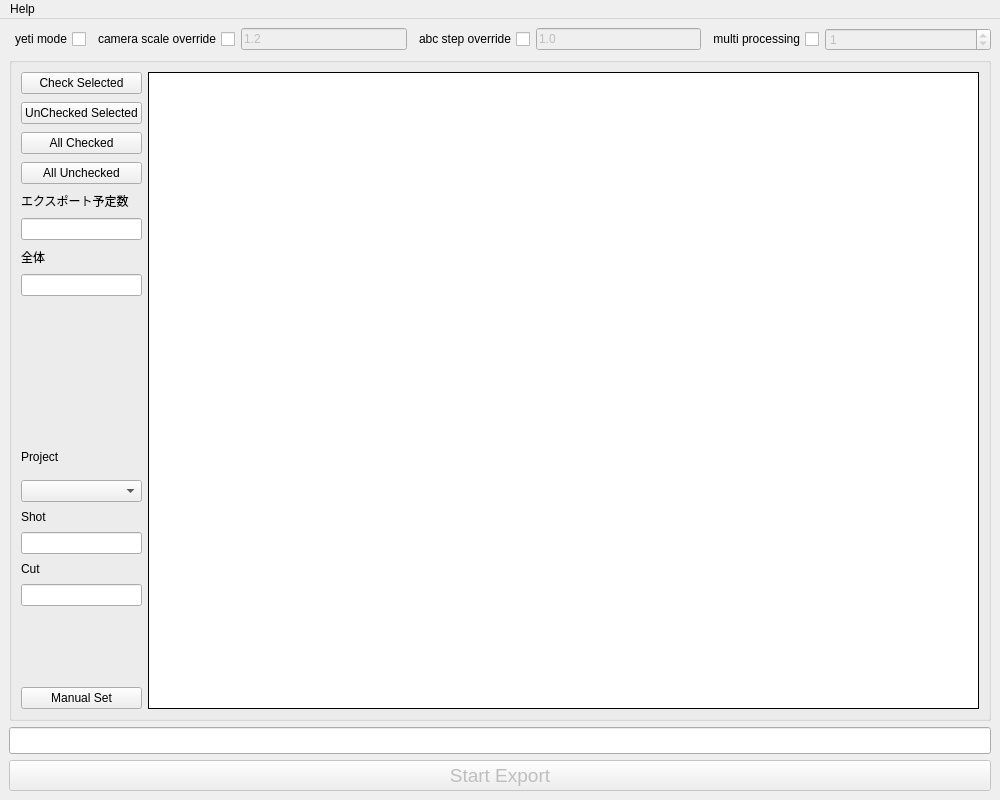
The window that pycode/gui.ui (n-designdev/ND_AssetExporter) describes before a commit, drawn with Qt 5.
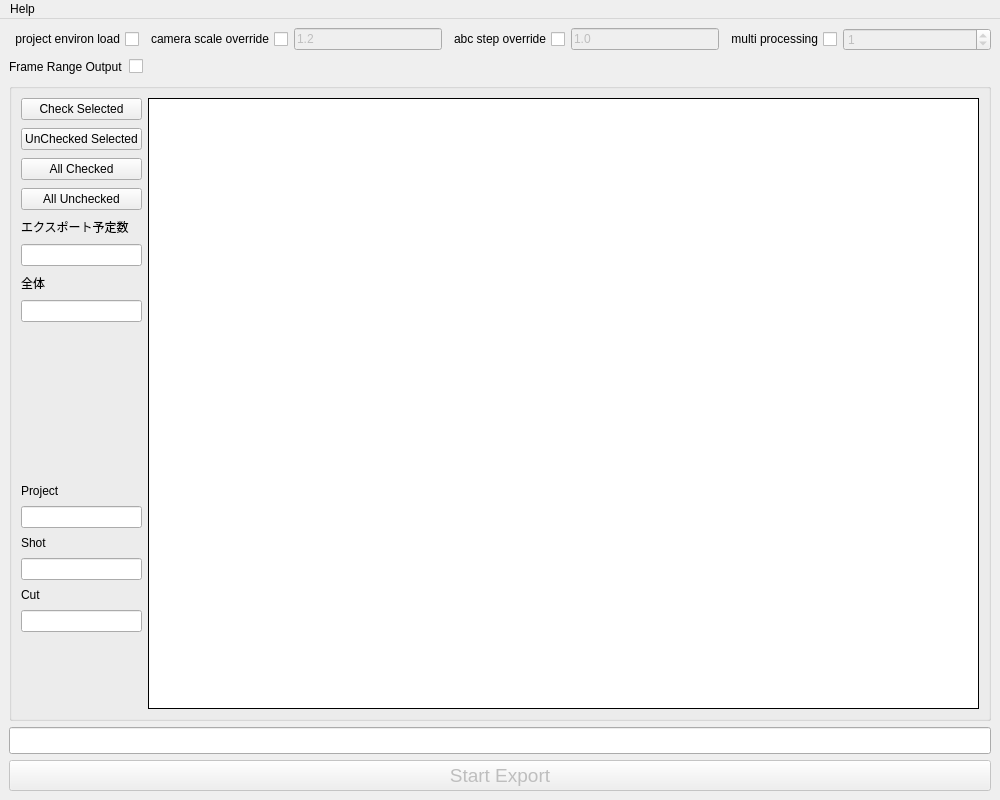
The same window after the commit.

Commit message: FrameRange追加、sequenceも参照するように変更

Diff of the .ui file:
```diff
--- a/pycode/gui.ui
+++ b/pycode/gui.ui
@@ -19,6 +19,81 @@
   <property name="windowTitle">
    <string>MainWindow</string>
   </property>
+  <property name="styleSheet">
+   <string notr="true">QDialog{background-color: rgb(38, 38, 38); color: rgb(200, 200, 200);}
+QMainWindow{background-color: rgb(38, 38, 38); color: rgb(200, 200, 200);}
+QMenuBar{background-color: rgb(18, 18, 38); color: rgb(200, 200, 200);}
+QMenuBar::item{background-color: rgb(18, 18, 38); color: rgb(200, 200, 200);}
+QMenu::item:selected{background-color: rgb(0, 100, 100); color: rgb(200, 200, 200);}
+QLabel{color: rgb(200, 200, 200)}
+QMenu{background-color: rgb(60, 60, 60); color: rgb(220, 220, 220)}
+#QPushButton{background-color: rgb(20, 20, 20); color: rgb(200, 200, 200);border-style: outset}
+#QPushButton:pressed{background-color: rgb(180, 180, 180)}
+
+QPushButton{
+padding: 0.5em 1em;
+text-decoration: none;
+background: #353535; color: #FFF;
+}
+
+QDateTimeEdit{background-color:   rgb(50, 50, 50); color: rgb(200, 200, 200);}
+
+QLineEdit{background-color:   rgb(50, 50, 50); color: rgb(200, 200, 200);}
+QPlainTextEdit{background-color:   rgb(50, 50, 50); color: rgb(200, 200, 200);}
+QListWidget{background-color: rgb(18, 18, 38); color: rgb(200, 200, 200);}
+QListWidget::item::selected{background-color: rgb(150, 150, 150); color: rgb(30, 30, 30);}
+QComboBox{background-color:   rgb(18, 18, 38); color: rgb(200, 200, 200);}
+QSpinBox{background-color:   rgb(50, 50, 50); color: rgb(200, 200, 200);}
+QTextEdit{background-color:   rgb(18, 18, 38); color: rgb(200, 200, 200);}
+QComboBox{background-color:   rgb(50, 50, 50); color: rgb(200, 200, 200);}
+QRadioButton{background-color:   rgba(50, 50, 50, 0%); color: rgb(200, 200, 200);}
+QTableWidget{background-color:   rgb(48, 48, 48); color: rgb(200, 200, 200);  alternate-background-color: rgb(68, 68, 68)}
+QProgressBar{text-align: center}
+QTableWidget&gt;QHeaderView::section{background-color:  rgb(68, 68, 68); color: rgb(200, 200, 200);border: 1px solid black	}
+QTableWidget::item::selected{background-color:   rgb(120, 120, 80); color: rgb(200, 200, 200);}
+QCheckBox{background-color:   rgba(18, 18, 38, 0%); color: rgb(200, 200, 200);}
+QGroupBox{background-color:   rgb(80, 80, 80); color: rgb(200, 200, 200);border: 1px solid gray;}
+
+QGroupBox::title { background-color: transparent; subcontrol-position: top left;padding:3 5px;}
+
+QTreeWidget&gt;QHeaderView::section{background-color:  rgb(42, 42, 42); color: rgb(200, 200, 200);}
+QTreeWidget{background-color:   rgb(48, 48, 48); color: rgb(200, 200, 200);  alternate-background-color: rgb(18, 18, 38)}
+QTreeWidget::item::selected{background-color:   rgb(80, 80, 80); color: rgb(200, 200, 200);}
+QTabWidget::pane {
+    border: 2px;
+    top: 0.1em;
+    position: absolute;
+    background-color: rgb(38, 42, 52)
+
+    }
+
+QTabBar:tab {
+    border: 1px solid #8d7c7c;
+    padding: 2px 6px 2px 6px;}
+QTabBar::tab:selected, QTabBar::tab:hover, QTabBar::checkable {
+     background: qlineargradient(x1: 0, y1: 0, x2: 0, y2: 1,
+                                 stop: 0 #fafafa, stop: 0.4 #f4f4f4,
+                                 stop: 0.5 #e7e7e7, stop: 1.0 #fafafa);
+ }
+QTabBar {
+    background: #222;
+    color: rgb(242, 133, 66);
+    border-radius: 0;
+    border: 2px solid #222;
+}
+
+
+QScrollBar::vertical {border: 0px; background: rgb(220, 220, 200); width: 10px;}
+QScrollBar::add-page::vertical {background:  rgb(54, 54, 54); subcontrol-position: top; subcontrol-origin: margin;}
+QScrollBar::sub-page::vertical {background:  rgb(54, 54, 54); subcontrol-position: top; subcontrol-origin: margin;}
+QScrollBar::handle::vertical {background:  rgb(90, 90, 90);}
+
+QScrollBar::horizontal {border: 0px; background: rgb(220, 220, 200); height: 10px;}
+QScrollBar::add-page::horizontal {background:  rgb(54, 54, 54); subcontrol-position: top; subcontrol-origin: margin;}
+QScrollBar::sub-page::horizontal {background:  rgb(54, 54, 54); subcontrol-position: top; subcontrol-origin: margin;}
+QScrollBar::handle::horizontal {background:  rgb(90, 90, 90);}
+</string>
+  </property>
   <property name="documentMode">
    <bool>false</bool>
   </property>
@@ -38,7 +113,7 @@
          <enum>Qt::RightToLeft</enum>
         </property>
         <property name="text">
-         <string>yeti mode</string>
+         <string>project environ load</string>
         </property>
        </widget>
       </item>
@@ -113,6 +188,37 @@
       </item>
      </layout>
     </item>
+    <item>
+     <layout class="QHBoxLayout" name="horizontalLayout_2">
+      <item>
+       <widget class="QLabel" name="label_7">
+        <property name="text">
+         <string>Frame Range Output</string>
+        </property>
+       </widget>
+      </item>
+      <item>
+       <widget class="QCheckBox" name="framerange_CheckBox">
+        <property name="text">
+         <string/>
+        </property>
+       </widget>
+      </item>
+      <item>
+       <spacer name="horizontalSpacer_3">
+        <property name="orientation">
+         <enum>Qt::Horizontal</enum>
+        </property>
+        <property name="sizeHint" stdset="0">
+         <size>
+          <width>40</width>
+          <height>20</height>
+         </size>
+        </property>
+       </spacer>
+      </item>
+     </layout>
+    </item>
     <item>
      <widget class="QGroupBox" name="group_box">
       <property name="acceptDrops">
@@ -422,8 +528,8 @@
                   </property>
                   <property name="maximumSize">
                    <size>
-                    <width>0</width>
-                    <height>0</height>
+                    <width>10000</width>
+                    <height>10000</height>
                    </size>
                   </property>
                   <property name="frame">
@@ -431,9 +537,6 @@
                   </property>
                  </widget>
                 </item>
-                <item>
-                 <widget class="QComboBox" name="proj_comboBox"/>
-                </item>
                 <item>
                  <widget class="QLabel" name="label_4">
                   <property name="text">
@@ -481,13 +584,6 @@
                   </property>
                  </spacer>
                 </item>
-                <item>
-                 <widget class="QPushButton" name="pushButton">
-                  <property name="text">
-                   <string>Manual Set</string>
-                  </property>
-                 </widget>
-                </item>
                </layout>
               </item>
               <item>
@@ -501,8 +597,83 @@
                 <property name="acceptDrops">
                  <bool>true</bool>
                 </property>
+                <property name="styleSheet">
+                 <string notr="true">QDialog{background-color: rgb(38, 38, 38); color: rgb(200, 200, 200);}
+QMainWindow{background-color: rgb(38, 38, 38); color: rgb(200, 200, 200);}
+QMenuBar{background-color: rgb(18, 18, 38); color: rgb(200, 200, 200);}
+QMenuBar::item{background-color: rgb(18, 18, 38); color: rgb(200, 200, 200);}
+QMenu::item:selected{background-color: rgb(0, 100, 100); color: rgb(200, 200, 200);}
+QLabel{color: rgb(200, 200, 200)}
+QMenu{background-color: rgb(60, 60, 60); color: rgb(220, 220, 220)}
+#QPushButton{background-color: rgb(20, 20, 20); color: rgb(200, 200, 200);border-style: outset}
+#QPushButton:pressed{background-color: rgb(180, 180, 180)}
+
+QPushButton{
+padding: 0.5em 1em;
+text-decoration: none;
+background: #353535; color: #FFF;
+}
+
+QDateTimeEdit{background-color:   rgb(50, 50, 50); color: rgb(200, 200, 200);}
+
+QLineEdit{background-color:   rgb(50, 50, 50); color: rgb(200, 200, 200);}
+QPlainTextEdit{background-color:   rgb(50, 50, 50); color: rgb(200, 200, 200);}
+QListWidget{background-color: rgb(18, 18, 38); color: rgb(200, 200, 200);}
+QListWidget::item::selected{background-color: rgb(150, 150, 150); color: rgb(30, 30, 30);}
+QComboBox{background-color:   rgb(18, 18, 38); color: rgb(200, 200, 200);}
+QSpinBox{background-color:   rgb(50, 50, 50); color: rgb(200, 200, 200);}
+QTextEdit{background-color:   rgb(18, 18, 38); color: rgb(200, 200, 200);}
+QComboBox{background-color:   rgb(50, 50, 50); color: rgb(200, 200, 200);}
+QRadioButton{background-color:   rgba(50, 50, 50, 0%); color: rgb(200, 200, 200);}
+QTableWidget{background-color:   rgb(48, 48, 48); color: rgb(200, 200, 200);  alternate-background-color: rgb(68, 68, 68)}
+QProgressBar{text-align: center}
+QTableWidget&gt;QHeaderView::section{background-color:  rgb(68, 68, 68); color: rgb(200, 200, 200);border: 1px solid black	}
+QTableWidget::item::selected{background-color:   rgb(120, 120, 80); color: rgb(200, 200, 200);}
+QCheckBox{background-color:   rgba(18, 18, 38, 0%); color: rgb(200, 200, 200);}
+QGroupBox{background-color:   rgb(80, 80, 80); color: rgb(200, 200, 200);border: 1px solid gray;}
+
+QGroupBox::title { background-color: transparent; subcontrol-position: top left;padding:3 5px;}
+
+QTreeWidget&gt;QHeaderView::section{background-color:  rgb(42, 42, 42); color: rgb(200, 200, 200);}
+QTreeWidget{background-color:   rgb(48, 48, 48); color: rgb(200, 200, 200);  alternate-background-color: rgb(18, 18, 38)}
+QTreeWidget::item::selected{background-color:   rgb(80, 80, 80); color: rgb(200, 200, 200);}
+QTabWidget::pane {
+    border: 2px;
+    top: 0.1em;
+    position: absolute;
+    background-color: rgb(38, 42, 52)
+
+    }
+
+QTabBar:tab {
+    border: 1px solid #8d7c7c;
+    padding: 2px 6px 2px 6px;}
+QTabBar::tab:selected, QTabBar::tab:hover, QTabBar::checkable {
+     background: qlineargradient(x1: 0, y1: 0, x2: 0, y2: 1,
+                                 stop: 0 #fafafa, stop: 0.4 #f4f4f4,
+                                 stop: 0.5 #e7e7e7, stop: 1.0 #fafafa);
+ }
+QTabBar {
+    background: #222;
+    color: rgb(242, 133, 66);
+    border-radius: 0;
+    border: 2px solid #222;
+}
+
+
+QScrollBar::vertical {border: 0px; background: rgb(220, 220, 200); width: 10px;}
+QScrollBar::add-page::vertical {background:  rgb(54, 54, 54); subcontrol-position: top; subcontrol-origin: margin;}
+QScrollBar::sub-page::vertical {background:  rgb(54, 54, 54); subcontrol-position: top; subcontrol-origin: margin;}
+QScrollBar::handle::vertical {background:  rgb(90, 90, 90);}
+
+QScrollBar::horizontal {border: 0px; background: rgb(220, 220, 200); height: 10px;}
+QScrollBar::add-page::horizontal {background:  rgb(54, 54, 54); subcontrol-position: top; subcontrol-origin: margin;}
+QScrollBar::sub-page::horizontal {background:  rgb(54, 54, 54); subcontrol-position: top; subcontrol-origin: margin;}
+QScrollBar::handle::horizontal {background:  rgb(90, 90, 90);}
+</string>
+                </property>
                 <property name="frameShape">
-                 <enum>QFrame::Box</enum>
+                 <enum>QFrame::Panel</enum>
                 </property>
                 <property name="frameShadow">
                  <enum>QFrame::Plain</enum>
```
The commit also changes 9 other files.
